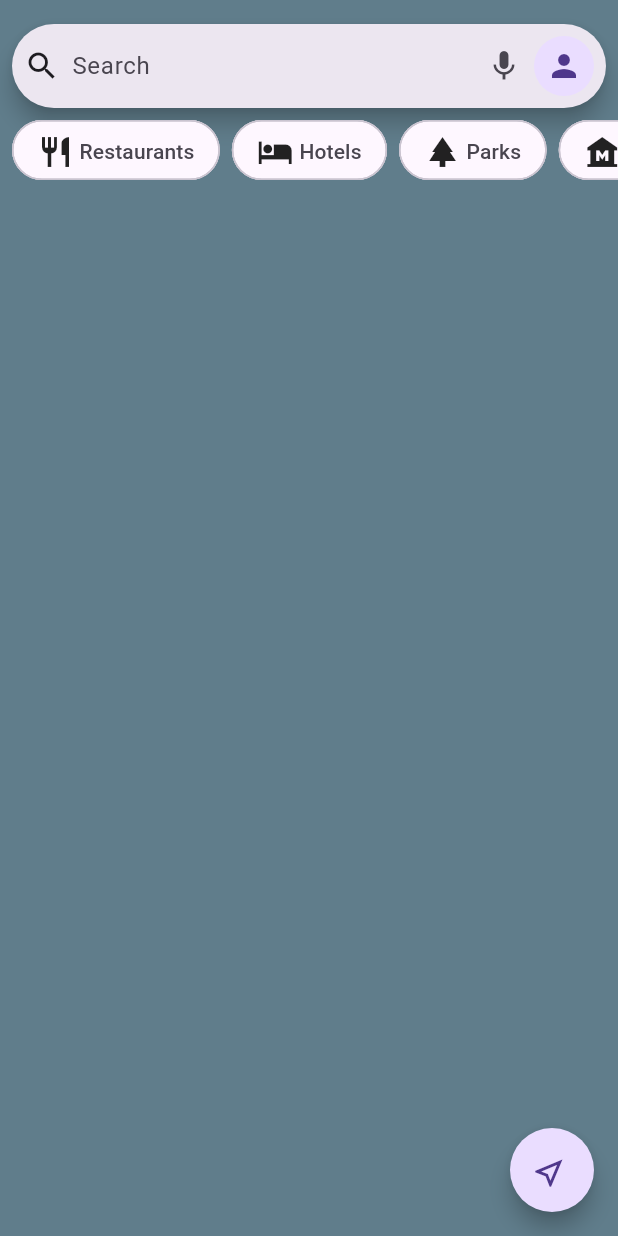
After one commit to alex-tifox/flutter_playground, a Flutter app: the screen it shows after launch, after a tap on "GoogleMapsScreen", on a phone screen of 412 x 824 dp. The commit adds this screen. Run offline on Flutter 3.47's test engine with Material 3 defaults, Android fonts, the phone set to English and light mode, and no system bars; missing offline and left inert: mapbox_maps_flutter.

Commit message:
feat: Google maps example layout

```diff
--- a/lib/features_menu_list.dart
+++ b/lib/features_menu_list.dart
@@ -2,6 +2,7 @@ import 'package:flutter/material.dart';
 import 'package:flutter_playground/animated_custom_paint/animated_custom_paint.dart';
 import 'package:flutter_playground/authentication_scope/auth_screen.dart';
 import 'package:flutter_playground/custom_paint_map_pin/custom_paint_pin_screen.dart';
+import 'package:flutter_playground/google_maps_screen/google_maps_screen.dart';
 
 class FeaturesMenuList extends StatelessWidget {
   const FeaturesMenuList({super.key});
@@ -20,16 +21,15 @@ class FeaturesMenuList extends StatelessWidget {
         //     );
         //   },
         // ),
-        // TODO(OT): commit this feature
-        // ListTile(
-        //   title: const Text(GoogleMapsScreen.screenName),
-        //   onTap: () {
-        //     Navigator.push(
-        //       context,
-        //       MaterialPageRoute(builder: (context) => const GoogleMapsScreen()),
-        //     );
-        //   },
-        // ),
+        ListTile(
+          title: const Text(GoogleMapsScreen.screenName),
+          onTap: () {
+            Navigator.push(
+              context,
+              MaterialPageRoute(builder: (context) => const GoogleMapsScreen()),
+            );
+          },
+        ),
         ListTile(
           title: const Text('CustomPaintPinScreen'),
           onTap: () {
--- /dev/null
+++ b/lib/google_maps_screen/google_maps_screen.dart
@@ -0,0 +1,46 @@
+import 'package:flutter/material.dart';
+import 'package:flutter_playground/google_maps_screen/widgets/find_me_button.dart';
+import 'package:flutter_playground/google_maps_screen/widgets/google_map_search_bar.dart';
+import 'package:flutter_playground/google_maps_screen/widgets/searching_chips_list.dart';
+
+class GoogleMapsScreen extends StatelessWidget {
+  static const String screenName = 'GoogleMapsScreen';
+  const GoogleMapsScreen({super.key});
+
+  @override
+  Widget build(BuildContext context) {
+    return Scaffold(
+      body: Stack(
+        children: [
+          const Positioned.fill(
+            child: ColoredBox(
+              color: Colors.blueGrey,
+            ),
+          ),
+          const Positioned(
+            top: 16,
+            right: 0,
+            left: 0,
+            child: Column(
+              children: [
+                Padding(
+                  padding: EdgeInsets.symmetric(horizontal: 8.0),
+                  child: GoogleMapSearchBar(),
+                ),
+                SizedBox(height: 8),
+                SizedBox(height: 40, child: SearchingChipsList()),
+              ],
+            ),
+          ),
+          Positioned(
+            right: 16,
+            bottom: 16,
+            child: FindMeButton(
+              onPressed: () {},
+            ),
+          )
+        ],
+      ),
+    );
+  }
+}
--- /dev/null
+++ b/lib/google_maps_screen/widgets/find_me_button.dart
@@ -0,0 +1,21 @@
+import 'dart:math' as math;
+
+import 'package:flutter/material.dart';
+
+class FindMeButton extends StatelessWidget {
+  final VoidCallback onPressed;
+
+  const FindMeButton({super.key, required this.onPressed});
+
+  @override
+  Widget build(BuildContext context) {
+    return FloatingActionButton(
+      shape: const CircleBorder(),
+      onPressed: onPressed,
+      child: Transform.rotate(
+        angle: math.pi / 4,
+        child: const Icon(Icons.navigation_outlined),
+      ),
+    );
+  }
+}
--- /dev/null
+++ b/lib/google_maps_screen/widgets/google_map_search_bar.dart
@@ -0,0 +1,18 @@
+import 'package:flutter/material.dart';
+
+class GoogleMapSearchBar extends StatelessWidget {
+  const GoogleMapSearchBar({super.key});
+
+  @override
+  Widget build(BuildContext context) {
+    return const SearchBar(
+      hintText: 'Search',
+      leading: Icon(Icons.search),
+      trailing: [
+        Icon(Icons.mic),
+        SizedBox(width: 8),
+        CircleAvatar(child: Icon(Icons.person))
+      ],
+    );
+  }
+}
--- /dev/null
+++ b/lib/google_maps_screen/widgets/searching_chips_list.dart
@@ -0,0 +1,65 @@
+import 'package:flutter/material.dart';
+
+final searchingFeatures = [
+  SearchingFeature(name: 'Restaurants', icon: Icons.restaurant),
+  SearchingFeature(name: 'Hotels', icon: Icons.hotel),
+  SearchingFeature(name: 'Parks', icon: Icons.park),
+  SearchingFeature(name: 'Museums', icon: Icons.museum),
+  SearchingFeature(name: 'Theatres', icon: Icons.theater_comedy),
+  SearchingFeature(name: 'Cinemas', icon: Icons.local_movies),
+  SearchingFeature(name: 'Gyms', icon: Icons.fitness_center),
+  SearchingFeature(name: 'Spas', icon: Icons.spa),
+  SearchingFeature(name: 'Shopping', icon: Icons.shopping_cart),
+  SearchingFeature(name: 'Bars', icon: Icons.local_bar),
+  SearchingFeature(name: 'Cafes', icon: Icons.local_cafe),
+  SearchingFeature(name: 'Bakeries', icon: Icons.local_dining),
+  SearchingFeature(name: 'Supermarkets', icon: Icons.local_grocery_store),
+];
+
+class SearchingChipsList extends StatelessWidget {
+  const SearchingChipsList({super.key});
+
+  @override
+  Widget build(BuildContext context) {
+    return ListView.builder(
+      itemBuilder: (context, index) {
+        return Padding(
+          padding: const EdgeInsets.only(left: 8.0),
+          child: SearchingChip(feature: searchingFeatures[index]),
+        );
+      },
+      physics: const BouncingScrollPhysics(),
+      itemCount: searchingFeatures.length,
+      scrollDirection: Axis.horizontal,
+    );
+  }
+}
+
+class SearchingChip extends StatelessWidget {
+  final SearchingFeature feature;
+  const SearchingChip({super.key, required this.feature});
+
+  @override
+  Widget build(BuildContext context) {
+    return FilterChip(
+      elevation: 10,
+      label: Row(
+        mainAxisSize: MainAxisSize.min,
+        children: [
+          Icon(feature.icon),
+          const SizedBox(width: 4),
+          Text(feature.name),
+        ],
+      ),
+      shape: const StadiumBorder(),
+      onSelected: (bool value) {},
+    );
+  }
+}
+
+class SearchingFeature {
+  final String name;
+  final IconData icon;
+
+  SearchingFeature({required this.name, required this.icon});
+}
```
